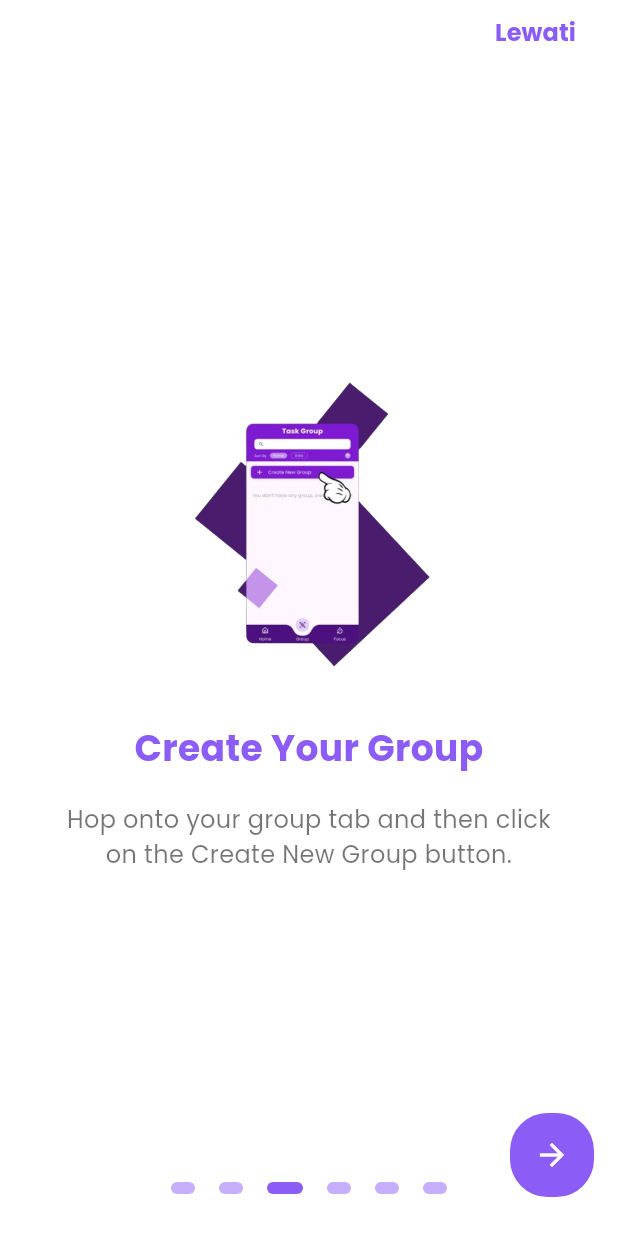
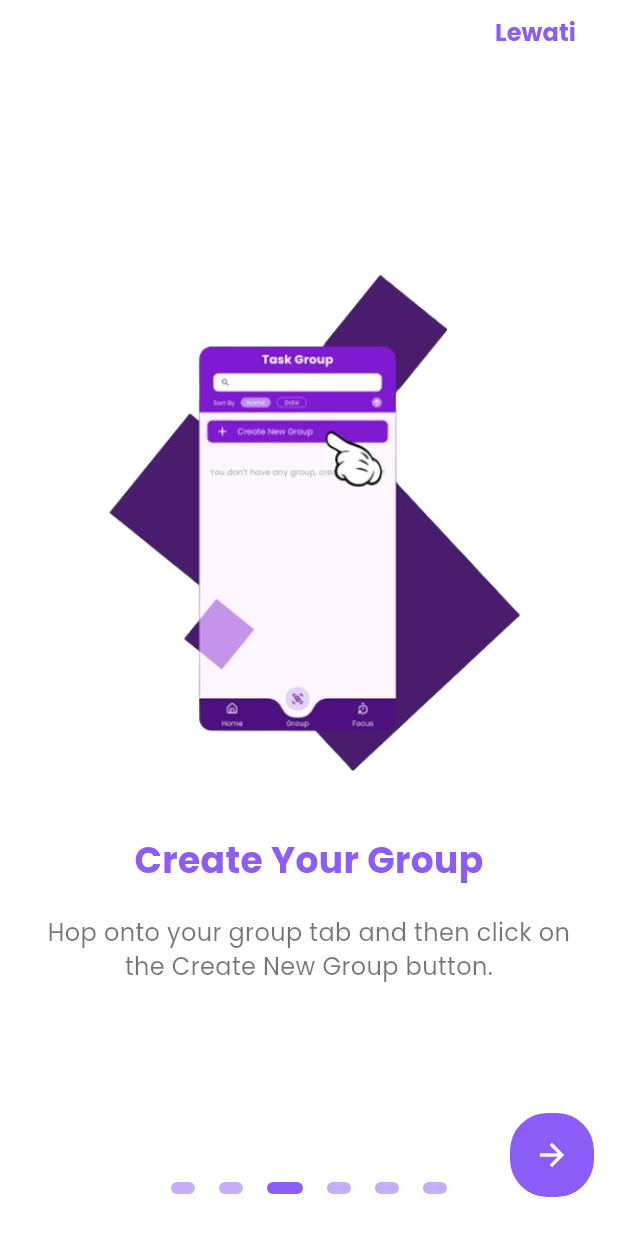
Before and after one commit to georgewin18/DoKo, a Flutter app: the screen it shows after launch, swiped to page 3, on a phone screen of 412 x 824 dp. Run offline on Flutter 3.47's test engine with Material 3 defaults, Android fonts, the phone set to English and light mode, and no system bars; drawn by our look-alikes of flutter_onboarding_slider; our stand-ins replace auto_size_text, curved_labeled_navigation_bar, dropdown_button2, flutter_local_notifications, flutter_lucide, fluttertoast and 4 more; accounts and stored records are empty.

Commit message:
edit component

```diff
--- a/lib/components/onboarding_content.dart
+++ b/lib/components/onboarding_content.dart
@@ -17,18 +17,15 @@ class OnboardingContent extends StatelessWidget {
     return Container(
       alignment: Alignment.center,
       width: MediaQuery.of(context).size.width,
-      padding: const EdgeInsets.symmetric(horizontal: 40),
+      padding: const EdgeInsets.symmetric(horizontal: 20),
       child: Column(
         mainAxisAlignment: MainAxisAlignment.center,
         crossAxisAlignment: CrossAxisAlignment.center,
         children: <Widget>[
           Container(
-            width: 200,
-            height: 200,
-            child: Image.asset(
-              imagePath,
-              fit: BoxFit.contain,
-            ),
+            width: 350,
+            height: 350,
+            child: Image.asset(imagePath, fit: BoxFit.contain),
           ),
           const SizedBox(height: 30),
           Text(
```
